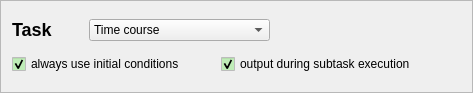
First picture: the form in copasi/UI/CScanWidgetTask.ui, repository copasi/COPASI, before the edit.
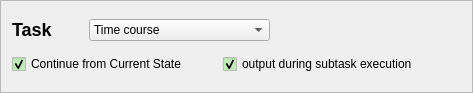
Second picture: the form after the edit.

Commit message: The scan task distinguishes now properly between using initial values and continuing with the previous result. The user is warned if scan parameters, i.e., initial values of state variable, do not effect the continuation.

```diff
--- a/copasi/UI/CScanWidgetTask.ui
+++ b/copasi/UI/CScanWidgetTask.ui
@@ -188,7 +188,7 @@
            <string>If this is activated every calculation will start with the initial conditions specified in the model. &lt;p&gt;If it is not activated only the first calculation will use the initial value specified in the model. All subsequent calculations will start with the result of the previous calculation.</string>
           </property>
           <property name="text">
-           <string>always use initial conditions</string>
+           <string>Continue from Current State</string>
           </property>
           <property name="checked">
            <bool>true</bool>
```
Left out of the diff: 23 changed lines with no effect on the pictures. The commit also changes 12 other files.
